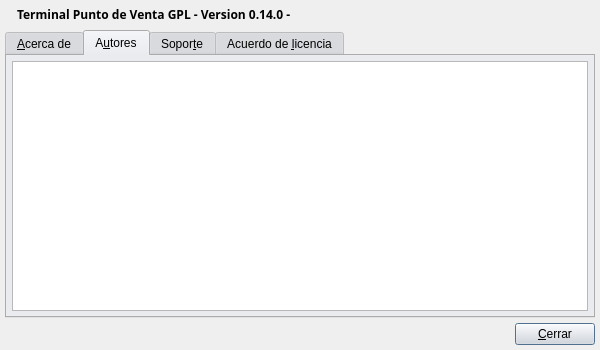
Qt form bulmages/bulmatpv/src/btaboutbase.ui (eboladev/Bulmages-1) before a commit.
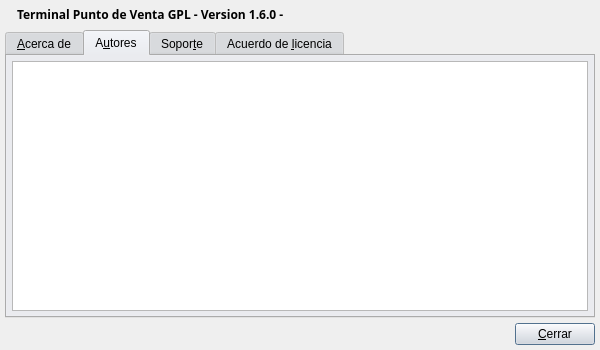
The same form after that commit. The open tabs and pages were chosen to show the change. Icons and pictures are not drawn.

Commit message: Arreglos para la nueva version

What changed in the file:
```diff
--- a/bulmages/bulmatpv/src/btaboutbase.ui
+++ b/bulmages/bulmatpv/src/btaboutbase.ui
@@ -551,7 +551,7 @@
 &lt;html&gt;&lt;head&gt;&lt;meta name=&quot;qrichtext&quot; content=&quot;1&quot; /&gt;&lt;style type=&quot;text/css&quot;&gt;
 p, li { white-space: pre-wrap; }
 &lt;/style&gt;&lt;/head&gt;&lt;body style=&quot; font-family:'Sans Serif'; font-size:9pt; font-weight:600; font-style:normal;&quot;&gt;
-&lt;p style=&quot; margin-top:0px; margin-bottom:0px; margin-left:0px; margin-right:0px; -qt-block-indent:0; text-indent:0px;&quot;&gt;Terminal Punto de Venta GPL - Version 0.14.0 -&lt;/p&gt;&lt;/body&gt;&lt;/html&gt;</string>
+&lt;p style=&quot; margin-top:0px; margin-bottom:0px; margin-left:0px; margin-right:0px; -qt-block-indent:0; text-indent:0px;&quot;&gt;Terminal Punto de Venta GPL - Version 1.6.0 -&lt;/p&gt;&lt;/body&gt;&lt;/html&gt;</string>
          </property>
         </widget>
        </item>
```
Left out of the diff: 4 changed lines with no effect on the pictures. The commit also changes 19 other files.
